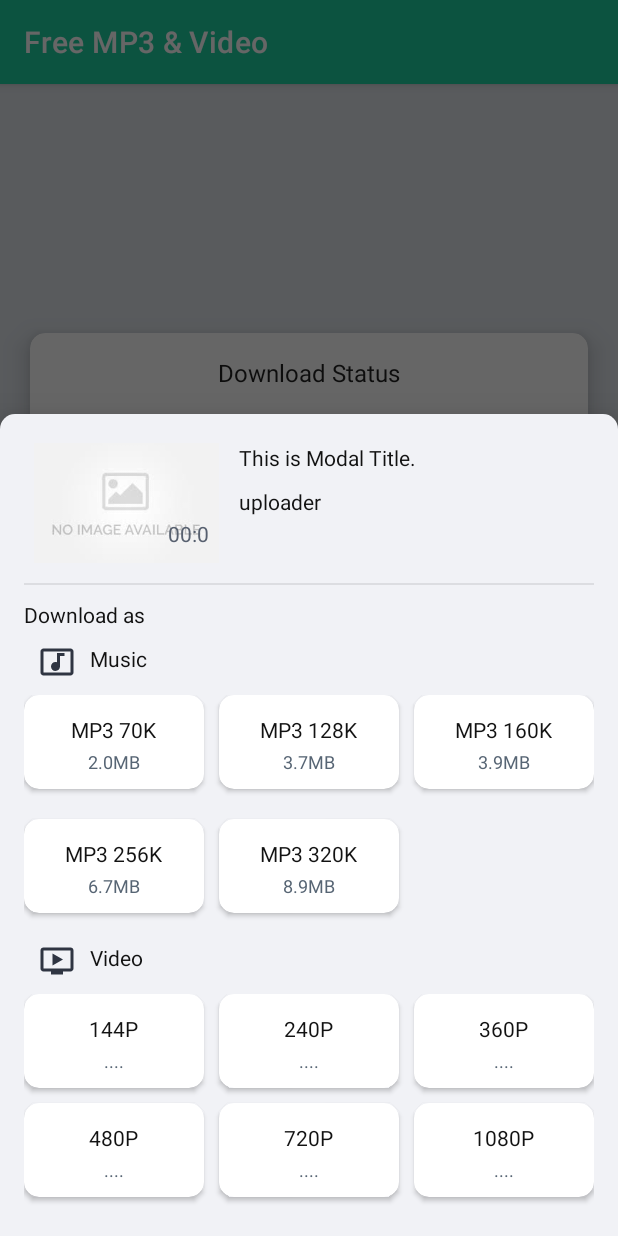
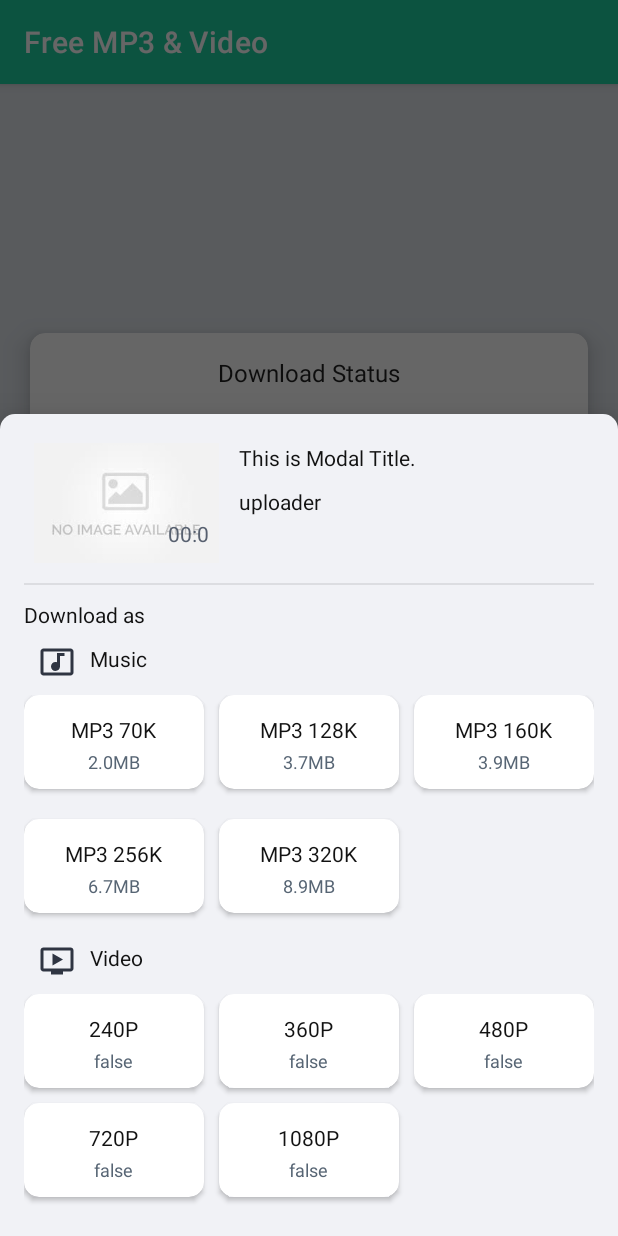
Before and after one commit to Kha3Leng/Free-Stuff, an Android app: the fragment DownloadOptionsSheetFragment placed in its activity, on a phone screen of 412 x 824 dp. Run offline under Robolectric (Android 15) with nearby library versions, the phone set to English and light mode, and no system bars; libraries missing offline, so code that uses them is left out: com.yausername.youtubedl_android; 8 statements that could not run were skipped.

Commit message:
video& audio download finished

```diff
--- a/app/src/main/java/com/kheileang/freemp3video/DownloadOptionsSheetFragment.java
+++ b/app/src/main/java/com/kheileang/freemp3video/DownloadOptionsSheetFragment.java
@@ -37,7 +37,7 @@ public class DownloadOptionsSheetFragment extends BottomSheetDialogFragment impl
     ImageView thumbnail;
     TextView tvDuration, tvModalTitle, tvUploader;
     TextView tv144, tv240, tv480, tv720, tv1080, tv360;
-    MaterialCardView one, two, three, four, five, six, seven, eight, nine, ten, eleven;
+    MaterialCardView one, two, three, four, five, seven, eight, nine, ten, eleven;
     FragmentListener fragmentListener;
 
     public DownloadOptionsSheetFragment(VideoInfo videoInfo) {
@@ -54,7 +54,6 @@ public class DownloadOptionsSheetFragment extends BottomSheetDialogFragment impl
         tvModalTitle = view.findViewById(R.id.modal_title);
         tvUploader = view.findViewById(R.id.uploader);
 
-        tv144 = view.findViewById(R.id.mp4144Label);
         tv240 = view.findViewById(R.id.mp4240Label);
         tv360 = view.findViewById(R.id.mp4360Label);
         tv480 = view.findViewById(R.id.mp4480Label);
@@ -95,7 +94,6 @@ public class DownloadOptionsSheetFragment extends BottomSheetDialogFragment impl
         three = view.findViewById(R.id.three);
         four = view.findViewById(R.id.four);
         five = view.findViewById(R.id.five);
-        six = view.findViewById(R.id.six);
         seven = view.findViewById(R.id.seven);
         eight = view.findViewById(R.id.eight);
         nine = view.findViewById(R.id.nine);
@@ -107,7 +105,6 @@ public class DownloadOptionsSheetFragment extends BottomSheetDialogFragment impl
         three.setOnClickListener(this::onClick);
         four.setOnClickListener(this::onClick);
         five.setOnClickListener(this::onClick);
-        six.setOnClickListener(this::onClick);
         seven.setOnClickListener(this::onClick);
         eight.setOnClickListener(this::onClick);
         nine.setOnClickListener(this::onClick);
@@ -115,7 +112,6 @@ public class DownloadOptionsSheetFragment extends BottomSheetDialogFragment impl
         eleven.setOnClickListener(this::onClick);
 
         String[] sizes = {"....",
-                "....",
                 "....",
                 "....",
                 "....",
@@ -139,43 +135,89 @@ public class DownloadOptionsSheetFragment extends BottomSheetDialogFragment impl
                 downloadFormatHashMap.put(videoFormat.getHeight(), new DownloadFormat(videoFormat.getExt(), videoFormat.getFilesize()));
             }
 
-            DownloadFormat downloadFormat = downloadFormatHashMap.get(144);
-            sizes[0] = sizeInMB(downloadFormat.getFileSize()).toString() + "MB";
+            DownloadFormat downloadFormat = downloadFormatHashMap.get(240);
+            if (downloadFormat != null){
+                sizes[0] = sizeInMB(downloadFormat.getFileSize()).toString() + "MB";
+            }else{
+                sizes[0] = "false";
+            }
 
-            downloadFormat = downloadFormatHashMap.get(240);
-            sizes[1] = sizeInMB(downloadFormat.getFileSize()).toString() + "MB";
 
             downloadFormat = downloadFormatHashMap.get(360);
-            sizes[2] = sizeInMB(downloadFormat.getFileSize()).toString() + "MB";
+            if (downloadFormat != null) {
+                sizes[1] = sizeInMB(downloadFormat.getFileSize()).toString() + "MB";
+            }else{
+                sizes[1] = "false";
+            }
 
             downloadFormat = downloadFormatHashMap.get(480);
-            sizes[3] = sizeInMB(downloadFormat.getFileSize()).toString() + "MB";
+            if (downloadFormat != null) {
+                sizes[2] = sizeInMB(downloadFormat.getFileSize()).toString() + "MB";
+            }else{
+                sizes[2] = "false";
+            }
 
             downloadFormat = downloadFormatHashMap.get(720);
-            sizes[4] = sizeInMB(downloadFormat.getFileSize()).toString() + "MB";
+            if (downloadFormat != null) {
+                sizes[3] = sizeInMB(downloadFormat.getFileSize()).toString() + "MB";
+            }else{
+                sizes[3] = "false";
+            }
 
             downloadFormat = downloadFormatHashMap.get(1080);
-            sizes[5] = sizeInMB(downloadFormat.getFileSize()).toString() + "MB";
+            if (downloadFormat != null) {
+                sizes[4] = sizeInMB(downloadFormat.getFileSize()).toString() + "MB";
+            }else{
+                sizes[4] = "false";
+            }
 
             if (sizes.length != 0){
                 getActivity().runOnUiThread(()->{
-                    tv144.setText(sizes[0]);
-                    tv240.setText(sizes[1]);
-                    tv360.setText(sizes[2]);
-                    tv480.setText(sizes[3]);
-                    tv720.setText(sizes[4]);
-                    tv1080.setText(sizes[5]);
+                    if (sizes[0].contains("false")) {
+                        tv240.setEnabled(false);
+                        seven.setOnClickListener(null);
+                    } else {
+                        tv240.setText(sizes[0]);
+                    }
+
+                    if (sizes[1].contains("false")) {
+                        tv360.setEnabled(false);
+                        eight.setOnClickListener(null);
+                    } else {
+                        tv360.setText(sizes[1]);
+                    }
+
+                    if (sizes[2].contains("false")) {
+                        tv480.setEnabled(false);
+                        nine.setOnClickListener(null);
+                    } else {
+                        tv480.setText(sizes[2]);
+                    }
+
+                    if (sizes[3].contains("false")) {
+                        tv720.setEnabled(false);
+                        ten.setOnClickListener(null);
+                    } else {
+                        tv720.setText(sizes[3]);
+                    }
+
+                    if (sizes[4].contains("false")) {
+                        tv1080.setEnabled(false);
+                        eleven.setOnClickListener(null);
+                    } else {
+                        tv1080.setText(sizes[4]);
+                    }
+
                 });
             }
 
 
         }).start();
-        tv144.setText(sizes[0]);
-        tv240.setText(sizes[1]);
-        tv360.setText(sizes[2]);
-        tv480.setText(sizes[3]);
-        tv720.setText(sizes[4]);
-        tv1080.setText(sizes[5]);
+        tv240.setText(sizes[0]);
+        tv360.setText(sizes[1]);
+        tv480.setText(sizes[2]);
+        tv720.setText(sizes[3]);
+        tv1080.setText(sizes[4]);
 
         return view;
     }
@@ -184,7 +226,7 @@ public class DownloadOptionsSheetFragment extends BottomSheetDialogFragment impl
     Float sizeInMB(Long filesize){
         Float size;
         DecimalFormat df = new DecimalFormat("#.##");
-        long mb = filesize/(1024*1024);
+        long mb = filesize*10/(1024*1024);
         float kb = (filesize%1024)/1000f;
         size = mb+kb;
         return Float.valueOf(df.format(size));
@@ -230,9 +272,6 @@ public class DownloadOptionsSheetFragment extends BottomSheetDialogFragment impl
             case R.id.five:
                 fragmentListener.onSendData(5, 320);
                 break;
-            case R.id.six:
-                fragmentListener.onSendData(6, 144);
-                break;
             case R.id.seven:
                 fragmentListener.onSendData(7, 240);
                 break;
--- a/app/src/main/java/com/kheileang/freemp3video/MainActivity.java
+++ b/app/src/main/java/com/kheileang/freemp3video/MainActivity.java
@@ -102,13 +102,13 @@ public class MainActivity extends AppCompatActivity implements View.OnClickListe
 
         if(btnNo<6){
             youtubeDL.addOption("-x");
-            youtubeDL.addOption("-f", "bestaudio");
             youtubeDL.addOption("--audio-format", "mp3");
             youtubeDL.addOption("--audio-quality", quality+"K");
             youtubeDL.addOption("--embed-thumbnail");
-        }else if(btnNo>5 && btnNo<12){
-            youtubeDL.addOption("-f", "(mp4)[height="+quality+"]+bestaudio");
+        }else if(btnNo>6 && btnNo<12){
+            youtubeDL.addOption("-f", "bestvideo[height="+quality+"]+bestaudio/best");
         }
+
 
         youtubeDL.addOption("-o", ytdlDir.getAbsolutePath()+"/%(title)s.%(ext)s");
         return  youtubeDL;
@@ -177,6 +177,8 @@ public class MainActivity extends AppCompatActivity implements View.OnClickListe
         }
         showStart();
         downloading=true;
+
+        showProgressDialog("Downloading..", false);
         getMp3();
 
     }
@@ -215,7 +217,7 @@ public class MainActivity extends AppCompatActivity implements View.OnClickListe
             case 2:
                 runOnUiThread(()->{
                     View parentLayout = findViewById(android.R.id.content);
-                    Snackbar.make(parentLayout, "No Internet to Download", Snackbar.LENGTH_LONG).show();
+                    Snackbar.make(parentLayout, "No Internet Connection", Snackbar.LENGTH_LONG).show();
 
                     endLoading(e.getMessage());
                 });
@@ -227,6 +229,35 @@ public class MainActivity extends AppCompatActivity implements View.OnClickListe
                     endLoading(e.getMessage());
                 });
                 break;
+            case 3:
+                runOnUiThread(()->{
+                    View parentLayout = findViewById(android.R.id.content);
+                    Snackbar.make(parentLayout, "Failed to fetch video information", Snackbar.LENGTH_LONG).show();
+                    endLoading(e.getMessage());
+                });
+                break;
+            case 4:
+                runOnUiThread(()->{
+                    View parentLayout = findViewById(android.R.id.content);
+                    Snackbar.make(parentLayout, "Unable to parse video information", Snackbar.LENGTH_LONG).show();
+                    endLoading(e.getMessage());
+                });
+                break;
+            case 5:
+                runOnUiThread(()->{
+                    View parentLayout = findViewById(android.R.id.content);
+                    Snackbar.make(parentLayout, "Unable to download thumbnail.", Snackbar.LENGTH_LONG).show();
+                    endLoading(e.getMessage());
+                });
+                break;
+            case 6:
+                runOnUiThread(()->{
+                    View parentLayout = findViewById(android.R.id.content);
+                    Snackbar.make(parentLayout, "Unable to convert audio.", Snackbar.LENGTH_LONG).show();
+                    endLoading(e.getMessage());
+                });
+                break;
+
         }
     }
 
@@ -235,8 +266,10 @@ public class MainActivity extends AppCompatActivity implements View.OnClickListe
         tvDownloadStatus.setText("Download Complete");
         pgLoading.setProgress(100);
         pgLoading.setVisibility(View.GONE);
+        etUrl.setEnabled(true);
         pgLoop.setVisibility(View.GONE);
         progressDialog.dismiss();
+        downloading = false;
     }
 
     void endLoading(String errorMessage){
@@ -245,7 +278,9 @@ public class MainActivity extends AppCompatActivity implements View.OnClickListe
         pgLoading.setProgress(100);
         pgLoading.setVisibility(View.GONE);
         pgLoop.setVisibility(View.GONE);
+        etUrl.setEnabled(true);
         progressDialog.dismiss();
+        downloading = false;
     }
 
     private int getExceptionCode(String error){
@@ -253,6 +288,8 @@ public class MainActivity extends AppCompatActivity implements View.OnClickListe
         String code2 = "Unable to download webpage";
         String code3 = "Failed to fetch video information";
         String code4 = "Unable to parse video information";
+        String code5 = "Unable to download thumbnail";
+        String code6 = "audio conversion failed";
         if (error.contains(code1)){
             return 1;
         }else if ( error.contains(code2)){
@@ -261,6 +298,10 @@ public class MainActivity extends AppCompatActivity implements View.OnClickListe
             return 3;
         }else if (error.contains(code4)){
             return 4;
+        }else if (error.contains(code5)){
+            return 5;
+        }else if (error.contains(code6)){
+            return 6;
         }
         return 0;
     }
@@ -268,8 +309,9 @@ public class MainActivity extends AppCompatActivity implements View.OnClickListe
     private void showStart() {
         tvDownloadStatus.setText("Start Downloading...");
         pgLoading.setProgress(0);
-        pgLoading.setVisibility(View.VISIBLE);
-        pgLoop.setVisibility(View.VISIBLE);
+        pgLoading.setVisibility(View.GONE);
+        pgLoop.setVisibility(View.GONE);
+        etUrl.setEnabled(false);
 
     }
 
--- a/app/src/main/res/layout/video_bottom_sheet_layout.xml
+++ b/app/src/main/res/layout/video_bottom_sheet_layout.xml
@@ -27,33 +27,6 @@
             android:layout_width="0dp"
             android:layout_height="wrap_content"
             android:layout_columnWeight="1"
-            android:id="@+id/six"
-            android:onClick="onClick"
-            android:layout_margin="0dp"
-            app:cardCornerRadius="10dp"
-            app:cardElevation="2dp">
-            <LinearLayout
-                android:layout_width="match_parent"
-                android:layout_height="match_parent"
-                android:orientation="vertical"
-                android:padding="10dp">
-                <TextView
-                    android:id="@+id/mp4144"
-                    android:text="144P"
-                    style="@style/downloadButtonTitileStyle"/>
-
-                <TextView
-                    android:id="@+id/mp4144Label"
-                    style="@style/downloadButtonLabelStyle"
-                    android:text="6.4MB"/>
-            </LinearLayout>
-        </com.google.android.material.card.MaterialCardView>
-
-        <com.google.android.material.card.MaterialCardView
-            android:layout_width="0dp"
-            android:layout_height="wrap_content"
-            android:layout_columnWeight="1"
-            android:layout_marginLeft="10dp"
             android:id="@+id/seven"
             android:onClick="onClick"
             app:cardCornerRadius="10dp"
@@ -105,8 +78,7 @@
             android:layout_width="0dp"
             android:layout_height="wrap_content"
             android:layout_columnWeight="1"
-            android:layout_marginTop="10dp"
-            android:layout_marginBottom="10dp"
+            android:layout_marginLeft="10dp"
             android:onClick="onClick"
             android:id="@+id/nine"
             app:cardCornerRadius="10dp"
@@ -132,7 +104,6 @@
             android:layout_width="0dp"
             android:layout_height="wrap_content"
             android:layout_columnWeight="1"
-            android:layout_marginLeft="10dp"
             android:onClick="onClick"
             android:layout_marginTop="10dp"
             android:layout_marginBottom="10dp"
```
